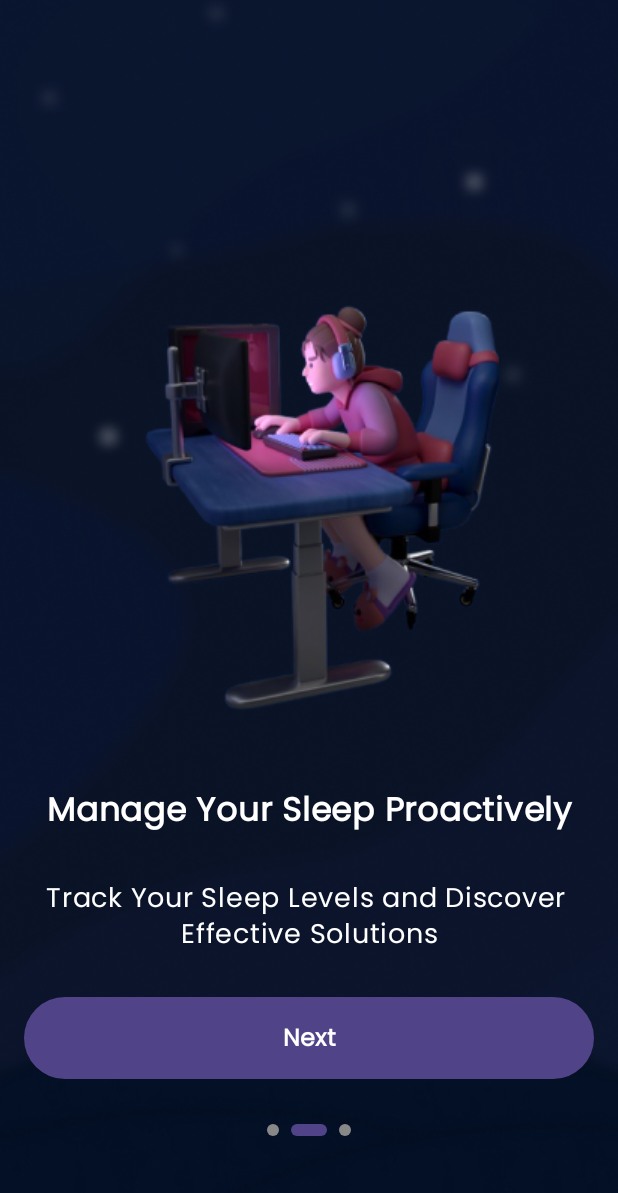
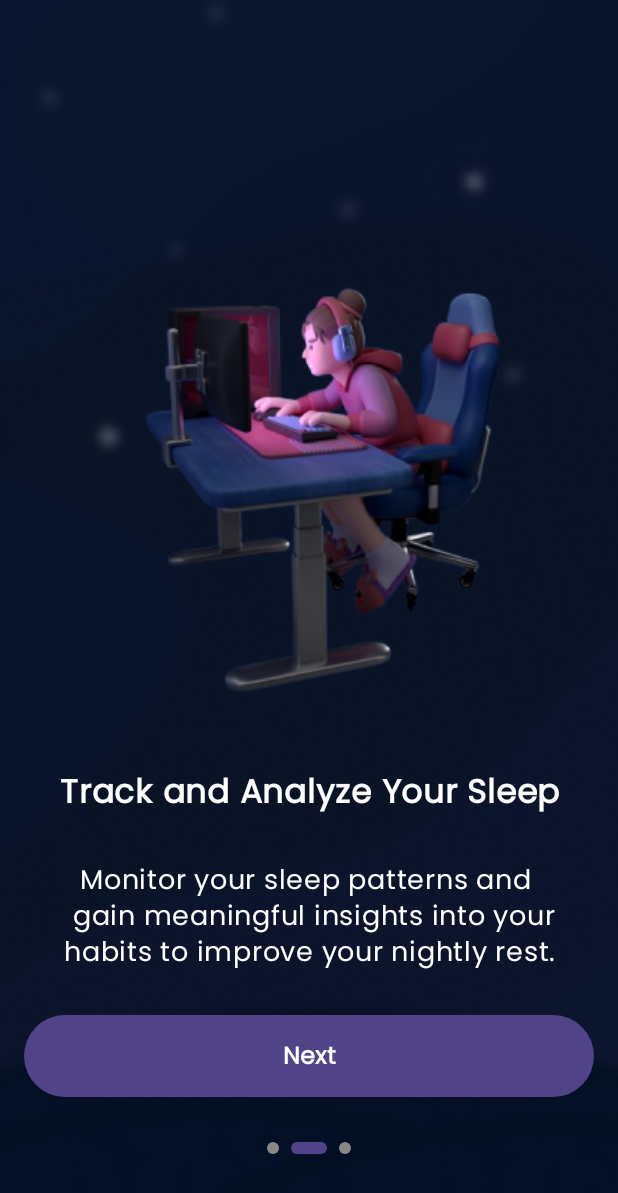
Before and after one commit to davetanjung/INSOMEASE, an Android app built with Jetpack Compose: the screen it shows after launch (MainActivity), after a tap on "Next", on a phone screen of 412 x 824 dp. Shown: the top 1193 px of the screen. Run offline under Robolectric (Android 15) with nearby library versions, the phone set to English and light mode, and no system bars.

Commit message:
change content of on boarding screen

```diff
--- a/app/src/main/java/com/example/insomease/view/onboarding/OnBoardingScreen.kt
+++ b/app/src/main/java/com/example/insomease/view/onboarding/OnBoardingScreen.kt
@@ -68,7 +68,7 @@ fun OnBoardingScreen(
                 contentScale = ContentScale.Crop
             )
             Text(
-                text = "Manage Your Sleep Proactively",
+                text = "Welcome to Lunaire",
                 color = Color.White,
                 fontFamily = FontFamily(Font(R.font.poppins)),
                 fontSize = 22.sp,
@@ -77,8 +77,7 @@ fun OnBoardingScreen(
                 modifier = Modifier.padding(vertical = 30.dp)
             )
             Text(
-                text = "Track Your Sleep Levels and Discover \n" +
-                        "Effective Solutions",
+                text = "Your journey to better sleep starts here",
                 color = Color.White,
                 fontFamily = FontFamily(Font(R.font.poppins)),
                 fontSize = 18.sp,
@@ -152,7 +151,7 @@ fun OnBoardingScreen_2(
                 contentScale = ContentScale.Crop
             )
             Text(
-                text = "Manage Your Sleep Proactively",
+                text = "Track and Analyze Your Sleep",
                 color = Color.White,
                 fontFamily = FontFamily(Font(R.font.poppins)),
                 fontSize = 22.sp,
@@ -161,8 +160,8 @@ fun OnBoardingScreen_2(
                 modifier = Modifier.padding(vertical = 30.dp)
             )
             Text(
-                text = "Track Your Sleep Levels and Discover \n" +
-                        "Effective Solutions",
+                text = "Monitor your sleep patterns and \n" +
+                        " gain meaningful insights into your habits to improve your nightly rest.",
                 color = Color.White,
                 fontFamily = FontFamily(Font(R.font.poppins)),
                 fontSize = 18.sp,
```
